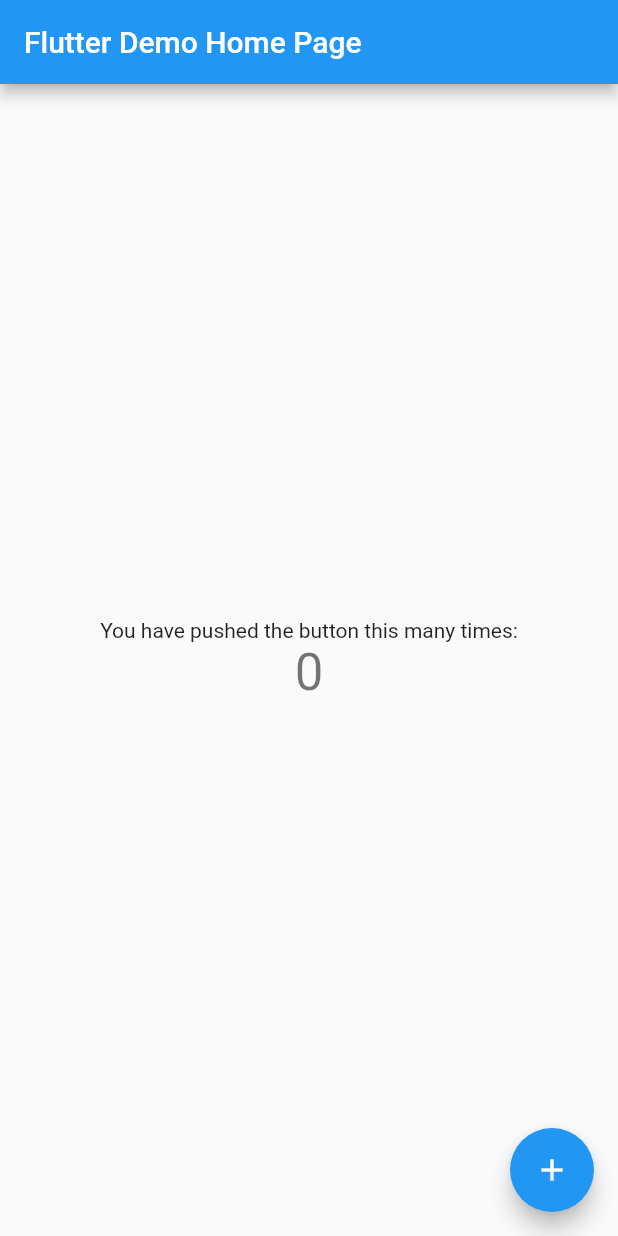
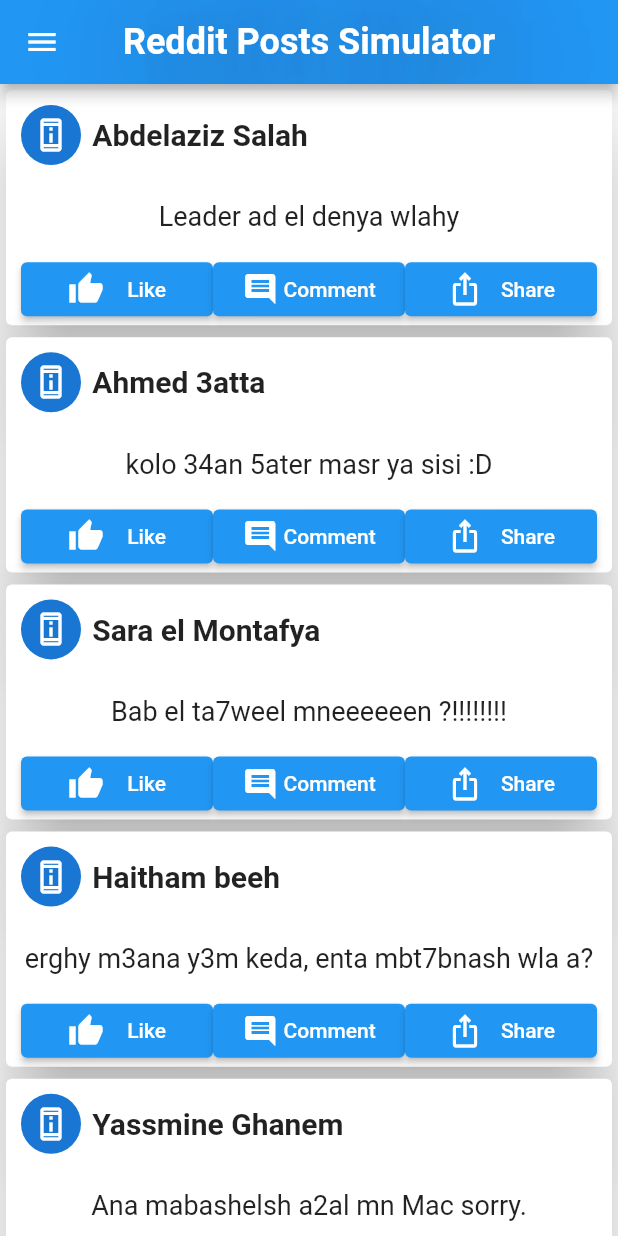
Before and after one commit to SarahElzayat/Flutter-Reddit-Clone, a Flutter app: the screen it shows after launch, on a phone screen of 412 x 824 dp. Run offline on Flutter 3.47's test engine with Material 2 defaults, Android fonts, the phone set to English and light mode, and no system bars.

Commit message:
Finishing the assignment
Creating Post widget
Creating Scrollable screen
Filling them with dummy data

```diff
--- /dev/null
+++ b/reddit/lib/Data/posts.dart
@@ -0,0 +1,31 @@
+/// this file contains my post's data
+/// @author Abdelaziz Salah
+/// @date 14/10/2022
+
+List postsExamples = [
+  {
+    'UserName': 'Abdelaziz Salah',
+    'ImagePath': 'The URL or the Path',
+    'Content': 'Leader ad el denya wlahy',
+  },
+  {
+    'UserName': 'Ahmed 3atta',
+    'ImagePath': 'The URL or the Path',
+    'Content': 'kolo 34an 5ater masr ya sisi :D',
+  },
+  {
+    'UserName': 'Sara el Montafya',
+    'ImagePath': 'The URL or the Path',
+    'Content': 'Bab el ta7weel mneeeeeen ?!!!!!!!!',
+  },
+  {
+    'UserName': 'Haitham beeh',
+    'ImagePath': 'The URL or the Path',
+    'Content': 'erghy m3ana y3m keda, enta mbt7bnash wla a?',
+  },
+  {
+    'UserName': 'Yassmine Ghanem',
+    'ImagePath': 'The URL or the Path',
+    'Content': 'Ana mabashelsh a2al mn Mac sorry.',
+  },
+];
--- /dev/null
+++ b/reddit/lib/Widgets/main_page.dart
@@ -0,0 +1,34 @@
+/// this is the Main Screen for the application
+/// @author Abdelaziz Salah
+/// @date 14/10/2022
+
+import 'package:flutter/material.dart';
+import '../Widgets/post.dart';
+import '../Data/posts.dart';
+
+class MainPage extends StatelessWidget {
+  const MainPage({super.key});
+
+  @override
+  Widget build(BuildContext context) {
+    return Scaffold(
+      appBar: AppBar(
+        centerTitle: true,
+        title: Text(
+          "Reddit Posts Simulator",
+          style: Theme.of(context).textTheme.titleLarge,
+        ),
+      ),
+      drawer: const Drawer(),
+      body: ListView.builder(
+        itemCount: postsExamples.length,
+        itemBuilder: (ctx, index) {
+          return Post(
+              imgPath: postsExamples[index]["ImagePath"],
+              userName: postsExamples[index]["UserName"],
+              thePostContent: postsExamples[index]["Content"]);
+        },
+      ),
+    );
+  }
+}
--- /dev/null
+++ b/reddit/lib/Widgets/post.dart
@@ -0,0 +1,106 @@
+/// this is a utility widget which creates each new post.
+/// @author Abdelaziz Salah
+/// @date 14/10/2022
+
+import 'package:flutter/material.dart';
+
+class Post extends StatelessWidget {
+  /// this should be the path of the image or its URL but here
+  /// for simplicity I won't use it and instead i will use one of the built in
+  /// Icons instead
+  final String imgPath;
+
+  /// this should be the name of the user account
+  final String userName;
+
+  /// this is the content of each post
+  final String thePostContent;
+  const Post(
+      {super.key,
+      required this.imgPath,
+      required this.userName,
+      required this.thePostContent});
+
+  @override
+  Widget build(BuildContext context) {
+    final mediaQuery = MediaQuery.of(context);
+    final themeData = Theme.of(context);
+    return SizedBox(
+      height: mediaQuery.size.height * 0.2,
+      child: Card(
+        elevation: 20,
+        child: Column(
+          mainAxisAlignment: MainAxisAlignment.spaceBetween,
+          children: [
+            /// the header of the post which contains the prof pic and the name
+            Padding(
+              padding: const EdgeInsets.all(10.0),
+              child: Row(
+                mainAxisAlignment: MainAxisAlignment.start,
+                children: [
+                  const CircleAvatar(
+                    child: Icon(Icons.perm_device_information_outlined),
+                  ),
+                  const SizedBox(
+                    width: 7.5,
+                  ),
+                  Text(
+                    userName,
+                    style: themeData.textTheme.bodyLarge,
+                  ),
+                ],
+              ),
+            ),
+
+            /// the content of the post
+            Text(
+              thePostContent,
+              style: themeData.textTheme.bodyMedium,
+            ),
+
+            /// the three buttons
+            /// each should be a row which contains the Icon and the title.
+            Padding(
+              padding: const EdgeInsets.symmetric(horizontal: 10.0),
+              child: Row(
+                mainAxisAlignment: MainAxisAlignment.spaceBetween,
+                children: [
+                  Flexible(
+                    child: ElevatedButton(
+                        onPressed: () {},
+                        child: Row(
+                          mainAxisAlignment: MainAxisAlignment.spaceEvenly,
+                          children: const [Icon(Icons.thumb_up), Text("Like")],
+                        )),
+                  ),
+                  Flexible(
+                    child: ElevatedButton(
+                        onPressed: () {},
+                        child: Row(
+                          mainAxisAlignment: MainAxisAlignment.spaceEvenly,
+                          children: const [
+                            Icon(Icons.comment),
+                            Text("Comment"),
+                          ],
+                        )),
+                  ),
+                  Flexible(
+                    child: ElevatedButton(
+                        onPressed: () {},
+                        child: Row(
+                          mainAxisAlignment: MainAxisAlignment.spaceEvenly,
+                          children: const [
+                            Icon(Icons.ios_share),
+                            Text("Share"),
+                          ],
+                        )),
+                  )
+                ],
+              ),
+            )
+          ],
+        ),
+      ),
+    );
+  }
+}
--- a/reddit/lib/main.dart
+++ b/reddit/lib/main.dart
@@ -1,4 +1,9 @@
+/// this is a scrollable screen contains some posts
+/// @author Abdelaziz Salah
+/// @date 14/10/2022
+
 import 'package:flutter/material.dart';
+import 'Widgets/main_page.dart';
 
 void main() {
   runApp(const MyApp());
@@ -7,109 +12,27 @@
 class MyApp extends StatelessWidget {
   const MyApp({super.key});
 
-  // This widget is the root of your application.
   @override
   Widget build(BuildContext context) {
     return MaterialApp(
-      title: 'Flutter Demo',
+      debugShowCheckedModeBanner: false,
+      home: const MainPage(),
       theme: ThemeData(
-        // This is the theme of your application.
-        //
-        // Try running your application with "flutter run". You'll see the
-        // application has a blue toolbar. Then, without quitting the app, try
-        // changing the primarySwatch below to Colors.green and then invoke
-        // "hot reload" (press "r" in the console where you ran "flutter run",
-        // or simply save your changes to "hot reload" in a Flutter IDE).
-        // Notice that the counter didn't reset back to zero; the application
-        // is not restarted.
-        primarySwatch: Colors.blue,
-      ),
-      home: const MyHomePage(title: 'Flutter Demo Home Page'),
+          textTheme: const TextTheme(
+              bodyLarge: TextStyle(fontSize: 20, fontWeight: FontWeight.bold),
+              bodyMedium: TextStyle(
+                fontSize: 18,
+              ),
+              titleLarge: TextStyle(
+                  fontWeight: FontWeight.bold,
+                  fontSize: 24,
+                  color: Colors.white,
+                  shadows: [
+                    Shadow(
+                        blurRadius: 100,
+                        color: Colors.black,
+                        offset: Offset(10, 10))
+                  ]))),
     );
   }
 }
-
-class MyHomePage extends StatefulWidget {
-  const MyHomePage({super.key, required this.title});
-
-  // This widget is the home page of your application. It is stateful, meaning
-  // that it has a State object (defined below) that contains fields that affect
-  // how it looks.
-
-  // This class is the configuration for the state. It holds the values (in this
-  // case the title) provided by the parent (in this case the App widget) and
-  // used by the build method of the State. Fields in a Widget subclass are
-  // always marked "final".
-
-  final String title;
-
-  @override
-  State<MyHomePage> createState() => _MyHomePageState();
-}
-
-class _MyHomePageState extends State<MyHomePage> {
-  int _counter = 0;
-
-  void _incrementCounter() {
-    setState(() {
-      // This call to setState tells the Flutter framework that something has
-      // changed in this State, which causes it to rerun the build method below
-      // so that the display can reflect the updated values. If we changed
-      // _counter without calling setState(), then the build method would not be
-      // called again, and so nothing would appear to happen.
-      _counter++;
-    });
-  }
-
-  @override
-  Widget build(BuildContext context) {
-    // This method is rerun every time setState is called, for instance as done
-    // by the _incrementCounter method above.
-    //
-    // The Flutter framework has been optimized to make rerunning build methods
-    // fast, so that you can just rebuild anything that needs updating rather
-    // than having to individually change instances of widgets.
-    return Scaffold(
-      appBar: AppBar(
-        // Here we take the value from the MyHomePage object that was created by
-        // the App.build method, and use it to set our appbar title.
-        title: Text(widget.title),
-      ),
-      body: Center(
-        // Center is a layout widget. It takes a single child and positions it
-        // in the middle of the parent.
-        child: Column(
-          // Column is also a layout widget. It takes a list of children and
-          // arranges them vertically. By default, it sizes itself to fit its
-          // children horizontally, and tries to be as tall as its parent.
-          //
-          // Invoke "debug painting" (press "p" in the console, choose the
-          // "Toggle Debug Paint" action from the Flutter Inspector in Android
-          // Studio, or the "Toggle Debug Paint" command in Visual Studio Code)
-          // to see the wireframe for each widget.
-          //
-          // Column has various properties to control how it sizes itself and
-          // how it positions its children. Here we use mainAxisAlignment to
-          // center the children vertically; the main axis here is the vertical
-          // axis because Columns are vertical (the cross axis would be
-          // horizontal).
-          mainAxisAlignment: MainAxisAlignment.center,
-          children: <Widget>[
-            const Text(
-              'You have pushed the button this many times:',
-            ),
-            Text(
-              '$_counter',
-              style: Theme.of(context).textTheme.headlineMedium,
-            ),
-          ],
-        ),
-      ),
-      floatingActionButton: FloatingActionButton(
-        onPressed: _incrementCounter,
-        tooltip: 'Increment',
-        child: const Icon(Icons.add),
-      ), // This trailing comma makes auto-formatting nicer for build methods.
-    );
-  }
-}
```
